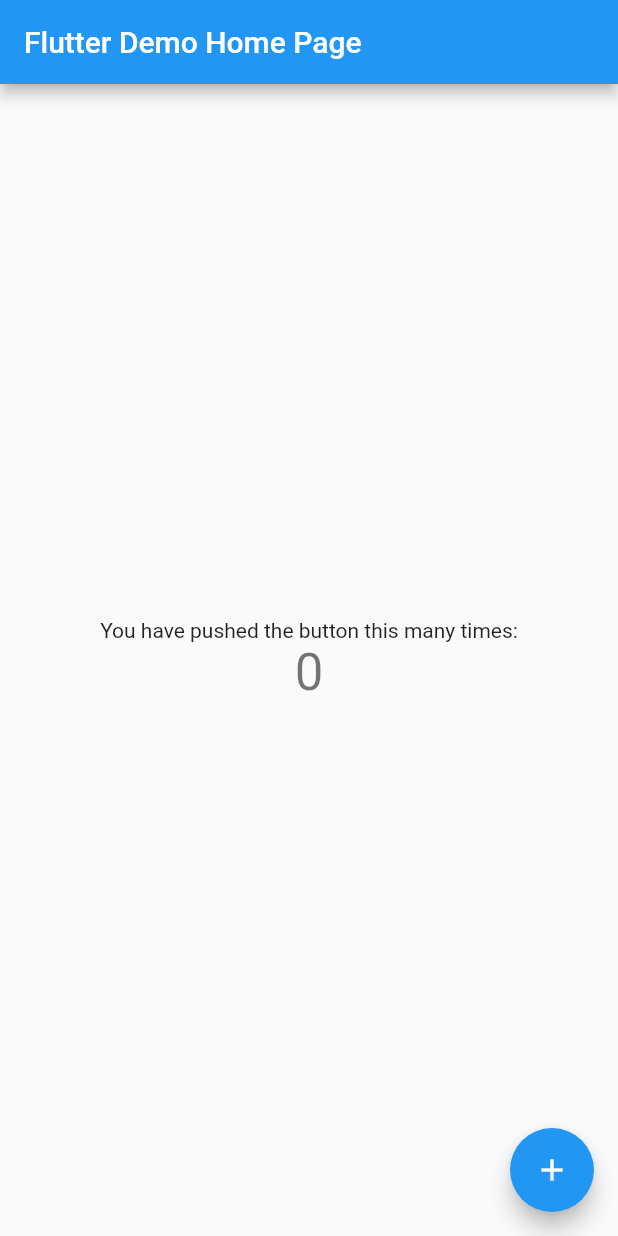
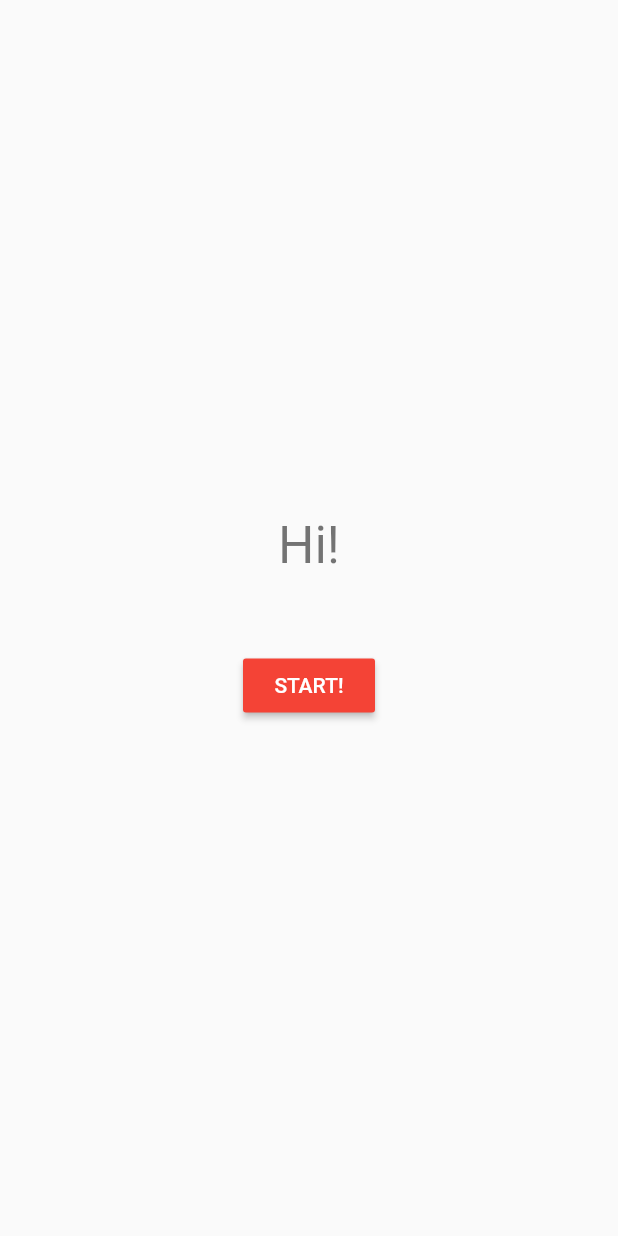
Before and after one commit to ctrleffive/dynamic-pageviews, a Flutter app: the screen it shows after launch, on a phone screen of 412 x 824 dp. Run offline on Flutter 3.47's test engine with Material 2 defaults, Android fonts, the phone set to English and light mode, and no system bars; our stand-ins replace rxdart.

Commit message:
basic implementation

```diff
--- a/lib/main.dart
+++ b/lib/main.dart
@@ -1,111 +1,5 @@
 import 'package:flutter/material.dart';
 
-void main() => runApp(MyApp());
+import 'package:dynamic_pageviews/src/app.dart';
 
-class MyApp extends StatelessWidget {
-  // This widget is the root of your application.
-  @override
-  Widget build(BuildContext context) {
-    return MaterialApp(
-      title: 'Flutter Demo',
-      theme: ThemeData(
-        // This is the theme of your application.
-        //
-        // Try running your application with "flutter run". You'll see the
-        // application has a blue toolbar. Then, without quitting the app, try
-        // changing the primarySwatch below to Colors.green and then invoke
-        // "hot reload" (press "r" in the console where you ran "flutter run",
-        // or simply save your changes to "hot reload" in a Flutter IDE).
-        // Notice that the counter didn't reset back to zero; the application
-        // is not restarted.
-        primarySwatch: Colors.blue,
-      ),
-      home: MyHomePage(title: 'Flutter Demo Home Page'),
-    );
-  }
-}
-
-class MyHomePage extends StatefulWidget {
-  MyHomePage({Key key, this.title}) : super(key: key);
-
-  // This widget is the home page of your application. It is stateful, meaning
-  // that it has a State object (defined below) that contains fields that affect
-  // how it looks.
-
-  // This class is the configuration for the state. It holds the values (in this
-  // case the title) provided by the parent (in this case the App widget) and
-  // used by the build method of the State. Fields in a Widget subclass are
-  // always marked "final".
-
-  final String title;
-
-  @override
-  _MyHomePageState createState() => _MyHomePageState();
-}
-
-class _MyHomePageState extends State<MyHomePage> {
-  int _counter = 0;
-
-  void _incrementCounter() {
-    setState(() {
-      // This call to setState tells the Flutter framework that something has
-      // changed in this State, which causes it to rerun the build method below
-      // so that the display can reflect the updated values. If we changed
-      // _counter without calling setState(), then the build method would not be
-      // called again, and so nothing would appear to happen.
-      _counter++;
-    });
-  }
-
-  @override
-  Widget build(BuildContext context) {
-    // This method is rerun every time setState is called, for instance as done
-    // by the _incrementCounter method above.
-    //
-    // The Flutter framework has been optimized to make rerunning build methods
-    // fast, so that you can just rebuild anything that needs updating rather
-    // than having to individually change instances of widgets.
-    return Scaffold(
-      appBar: AppBar(
-        // Here we take the value from the MyHomePage object that was created by
-        // the App.build method, and use it to set our appbar title.
-        title: Text(widget.title),
-      ),
-      body: Center(
-        // Center is a layout widget. It takes a single child and positions it
-        // in the middle of the parent.
-        child: Column(
-          // Column is also a layout widget. It takes a list of children and
-          // arranges them vertically. By default, it sizes itself to fit its
-          // children horizontally, and tries to be as tall as its parent.
-          //
-          // Invoke "debug painting" (press "p" in the console, choose the
-          // "Toggle Debug Paint" action from the Flutter Inspector in Android
-          // Studio, or the "Toggle Debug Paint" command in Visual Studio Code)
-          // to see the wireframe for each widget.
-          //
-          // Column has various properties to control how it sizes itself and
-          // how it positions its children. Here we use mainAxisAlignment to
-          // center the children vertically; the main axis here is the vertical
-          // axis because Columns are vertical (the cross axis would be
-          // horizontal).
-          mainAxisAlignment: MainAxisAlignment.center,
-          children: <Widget>[
-            Text(
-              'You have pushed the button this many times:',
-            ),
-            Text(
-              '$_counter',
-              style: Theme.of(context).textTheme.display1,
-            ),
-          ],
-        ),
-      ),
-      floatingActionButton: FloatingActionButton(
-        onPressed: _incrementCounter,
-        tooltip: 'Increment',
-        child: Icon(Icons.add),
-      ), // This trailing comma makes auto-formatting nicer for build methods.
-    );
-  }
-}
+main() => runApp(App());
--- /dev/null
+++ b/lib/src/app.dart
@@ -0,0 +1,12 @@
+import 'package:flutter/material.dart';
+
+import 'package:dynamic_pageviews/src/views/root.dart';
+
+class App extends StatelessWidget {
+  @override
+  Widget build(BuildContext context) {
+    return MaterialApp(
+      home: RootPage(),
+    );
+  }
+}
--- /dev/null
+++ b/lib/src/models/page_data.dart
@@ -0,0 +1,11 @@
+class PageData {
+  final String title;
+  final bool condition;
+  final String description;
+
+  PageData({
+    this.title,
+    this.condition,
+    this.description,
+  });
+}
--- /dev/null
+++ b/lib/src/views/root.dart
@@ -0,0 +1,107 @@
+import 'package:dynamic_pageviews/src/views/root_views/single_page.dart';
+import 'package:flutter/material.dart';
+
+import 'package:rxdart/rxdart.dart';
+
+import 'package:dynamic_pageviews/src/models/page_data.dart';
+
+import 'package:dynamic_pageviews/src/services/paging.dart';
+
+import 'package:dynamic_pageviews/src/views/root_views/welcome.dart';
+
+class RootPage extends StatefulWidget {
+  @override
+  _RootPageState createState() => _RootPageState();
+}
+
+class _RootPageState extends State<RootPage> {
+  final PagingService _service = PagingService();
+  final PageController _pageController = PageController(initialPage: 0);
+  final BehaviorSubject<List<Widget>> _pages = BehaviorSubject<List<Widget>>.seeded([]);
+
+  void _setInitialPage() {
+    this._pages.sink.add([
+      WelcomePage(
+        onClick: this._naviateToNextPage,
+      ),
+    ]);
+  }
+
+  Future<void> _removeLastPage() async {
+    await this._pageController.previousPage(
+          curve: Curves.easeInOut,
+          duration: const Duration(milliseconds: 200),
+        );
+    // waiting for transition to complete
+    final List<Widget> currentPages = this._pages.value;
+    currentPages.removeLast();
+    this._pages.sink.add(currentPages);
+  }
+
+  // your logic for navigation
+  bool isOktoNextPage({PageData pageData, bool feedbackValue}) {
+    return pageData.condition == feedbackValue;
+  }
+
+  Future<void> _naviateToNextPage([int pageId = 0]) async {
+    final PageData pageData = await this._service.getPageData(pageId);
+    final List<Widget> currentPages = this._pages.value;
+    currentPages.add(
+      SinglePage(
+        pageData: pageData,
+        feedback: (bool feedback) {
+          final bool isOktoProceed = this.isOktoNextPage(
+            feedbackValue: feedback,
+            pageData: pageData,
+          );
+
+          if (isOktoProceed) {
+            this._naviateToNextPage(pageId + 1);
+          } else {
+            // condition failed! do something.
+          }
+        },
+        goBack: this._removeLastPage,
+      ),
+    );
+    this._pages.sink.add(currentPages);
+    this._pageController.nextPage(
+          curve: Curves.easeInOut,
+          duration: const Duration(milliseconds: 200),
+        );
+  }
+
+  @override
+  void initState() {
+    // adding welcome page as first page as soon as the state get initiated.
+    this._setInitialPage();
+    super.initState();
+  }
+
+  @override
+  void dispose() {
+    _pages.close();
+    super.dispose();
+  }
+
+  @override
+  Widget build(BuildContext context) {
+    return Scaffold(
+      body: NestedScrollView(
+        headerSliverBuilder: (_, __) => [],
+        body: StreamBuilder<List<Widget>>(
+          stream: this._pages,
+          initialData: this._pages.value,
+          builder: (BuildContext context, AsyncSnapshot<List<Widget>> snapshot) {
+            return PageView.builder(
+              physics: NeverScrollableScrollPhysics(),
+              controller: this._pageController,
+              itemCount: snapshot.data.length,
+              itemBuilder: (BuildContext context, int index) => snapshot.data[index],
+            );
+          },
+        ),
+      ),
+    );
+  }
+}
--- /dev/null
+++ b/lib/src/views/root_views/welcome.dart
@@ -0,0 +1,28 @@
+import 'package:flutter/material.dart';
+
+class WelcomePage extends StatelessWidget {
+  final Function() onClick;
+
+  const WelcomePage({Key key, this.onClick}) : super(key: key);
+
+  @override
+  Widget build(BuildContext context) {
+    return Column(
+      crossAxisAlignment: CrossAxisAlignment.center,
+      mainAxisAlignment: MainAxisAlignment.center,
+      children: <Widget>[
+        Text(
+          'Hi!',
+          style: Theme.of(context).textTheme.display1,
+        ),
+        SizedBox(height: 50),
+        MaterialButton(
+          color: Colors.red,
+          textColor: Colors.white,
+          onPressed: this.onClick,
+          child: Text('START!'),
+        ),
+      ],
+    );
+  }
+}
```
Also changed, not shown: lib/src/services/paging.dart (added, +13 -0 lines), lib/src/views/root_views/single_page.dart (added, +59 -0 lines).
